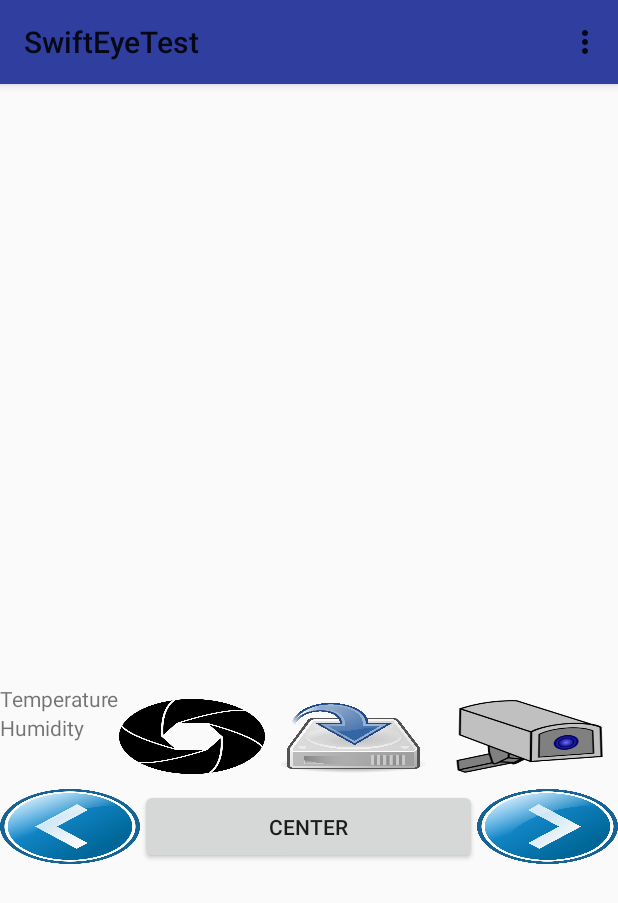
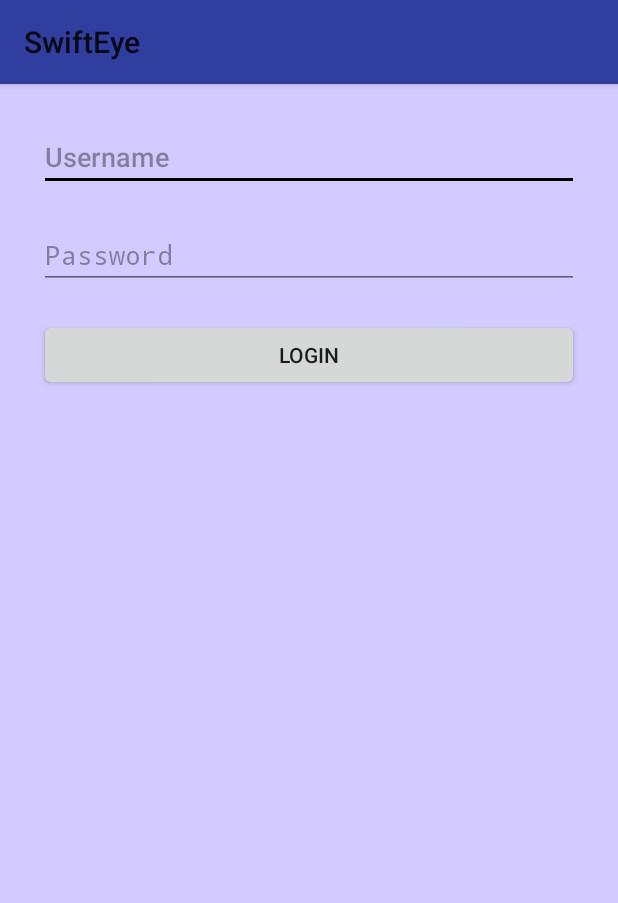
Before and after one commit to jaianshu12/SwiftEyeTest, an Android app: the screen it shows after launch (MainActivity before the commit, LoginActivity after it), on a phone screen of 412 x 824 dp. Shown: the top 903 px of the screen. Run offline under Robolectric (Android 15) with nearby library versions, the phone set to English and light mode, and no system bars; 2 statements that could not run were skipped.

Commit message:
2nd commit

```diff
--- a/SwiftEyeTest/app/src/main/java/com/example/jaianshu/swifteyetest/MainActivity.java
+++ b/SwiftEyeTest/app/src/main/java/com/example/jaianshu/swifteyetest/MainActivity.java
@@ -1,7 +1,7 @@
 package com.example.jaianshu.swifteyetest;
 
-import android.app.ActionBar;
 import android.app.Activity;
+import android.app.Dialog;
 import android.content.BroadcastReceiver;
 import android.content.Context;
 import android.content.Intent;
@@ -12,7 +12,6 @@ import android.graphics.BitmapFactory;
 import android.os.AsyncTask;
 import android.os.Environment;
 import android.support.v4.content.LocalBroadcastManager;
-import android.support.v7.app.AppCompatActivity;
 import android.os.Bundle;
 import android.util.Log;
 import android.view.GestureDetector;
@@ -46,22 +45,26 @@ import java.util.regex.Pattern;
 
 import org.apache.http.HttpResponse;
 import org.apache.http.HttpStatus;
-import org.apache.http.NameValuePair;
 import org.apache.http.client.ClientProtocolException;
 import org.apache.http.client.HttpClient;
-import org.apache.http.client.entity.UrlEncodedFormEntity;
 import org.apache.http.client.methods.HttpPost;
 import org.apache.http.impl.client.DefaultHttpClient;
-import org.apache.http.message.BasicNameValuePair;
 
 
 public class MainActivity extends Activity  implements View.OnClickListener
 {
+
+    //    Intent intent = new Intent(this, LoginActivity.class);
+//    @Override
+//    public void startActivity(Intent intent) {
+//        super.startActivity(intent);
+//    }
     SharedPreferences pref; //Stores your application preferences
     SharedPreferences.Editor editor;
     Button nextImage, prevImage, tempBtn, humidityBtn, cameraBtn, burstBtn, moveLeftBtn, moveRightBtn, moveCenterBtn,saveBtn,motionBtn;
     ImageView image;
     Bitmap bmp;
+    Dialog dialogContact;
     TextView txtTemp,txtHumid;
     int count=0;
     static boolean motionFlag=false;
@@ -77,6 +80,7 @@ public class MainActivity extends Activity  implements View.OnClickListener
 //    TouchImageView img = (TouchImageView) findViewById(R.id.img);
 
 
+
     @Override
     protected void onStart() {
         super.onStart();
@@ -90,9 +94,7 @@ public class MainActivity extends Activity  implements View.OnClickListener
     @Override
     protected void onCreate(Bundle savedInstanceState) {
         super.onCreate(savedInstanceState);
-        Log.i(TAG,"11111");
         setContentView(R.layout.activity_main);
-        Log.i(TAG,"333333333");
         txtTemp = (TextView)findViewById(R.id.txtTemperature);
         txtHumid = (TextView)findViewById(R.id.txtHumidity);
         prevImage = (Button)findViewById(R.id.prevImageBtn);
@@ -126,6 +128,9 @@ public class MainActivity extends Activity  implements View.OnClickListener
         pref = getApplicationContext().getSharedPreferences("MyPref", MODE_PRIVATE);
         editor=pref.edit();
 
+
+        boolean ftc = first_time_check();
+        initializeImageView();
         /*ActionBar actionBar = getActionBar();
         actionBar.show();*/
         //Initializing our broadcast receiver
@@ -257,10 +262,23 @@ public class MainActivity extends Activity  implements View.OnClickListener
     }
 
     //Registering receiver on activity resume
+    private boolean first_time_check() {
+        SharedPreferences sp = getSharedPreferences("myPrefs", Context.MODE_PRIVATE);
+        String first = sp.getString("entered_username", null);
+        if((first == null)){
+            Intent i = new Intent(this, LoginActivity.class);
+            startActivity(i);
+        }
+        return false;
+    }
+    public void initializeImageView(){
+        image.setImageResource(R.drawable.wait);
+    }
     @Override
     protected void onResume() {
         super.onResume();
         Log.w("MainActivity", "onResume");
+        first_time_check();
         LocalBroadcastManager.getInstance(this).registerReceiver(mRegistrationBroadcastReceiver,
                 new IntentFilter(GCMRegistrationIntentService.REGISTRATION_SUCCESS));
         LocalBroadcastManager.getInstance(this).registerReceiver(mRegistrationBroadcastReceiver,
@@ -638,11 +656,45 @@ public class MainActivity extends Activity  implements View.OnClickListener
                 //myIntent.putExtra("key", value); //Optional parameters
                 startActivity(myIntent);
                 break;
+            case R.id.help:
+                Intent myHelpIntent = new Intent(MainActivity.this, HelpActivity.class);
+                //myIntent.putExtra("key", value); //Optional parameters
+                startActivity(myHelpIntent);
+                break;
+            case R.id.contact:
+                openContactUsDialog();
+                break;
+            case R.id.logout:
+                Intent myLogoutIntent = new Intent(MainActivity.this, LogoutActivity.class);
+                startActivity(myLogoutIntent);
+                break;
             default:
                 break;
         }
         return true;
     }
+
+    public void openContactUsDialog() {
+        final Dialog dialog = new Dialog(this); // Context, this, etc.
+        dialog.setContentView(R.layout.dialog_contact);
+        dialog.setTitle("Contact Us");
+        dialog.setCancelable(false);
+        dialog.setCanceledOnTouchOutside(false);
+        dialog.show();
+        Button dialogButton = (Button) dialog.findViewById(R.id.dialog_ok);
+        // if button is clicked, close the custom dialog
+        dialogButton.setOnClickListener(new View.OnClickListener() {
+            @Override
+            public void onClick(View v) {
+                new Thread() {
+                    public void run() {
+                        dialog.dismiss();
+                    }
+                }.start();
+            }
+        });
+    }
+
 
     private BroadcastReceiver mMessageReceiver = new BroadcastReceiver() {
         @Override
--- /dev/null
+++ b/SwiftEyeTest/app/src/main/res/layout/activity_login.xml
@@ -0,0 +1,52 @@
+<?xml version="1.0" encoding="utf-8"?>
+<LinearLayout xmlns:android="http://schemas.android.com/apk/res/android"
+    android:orientation="vertical" android:layout_width="match_parent"
+    android:layout_height="match_parent"
+    android:paddingLeft="@dimen/activity_horizontal_margin"
+    android:paddingRight="@dimen/activity_horizontal_margin"
+    android:paddingTop="@dimen/activity_vertical_margin"
+    android:paddingBottom="@dimen/activity_vertical_margin"
+    android:theme="@style/AppTheme"
+    android:background="#7891d9"
+    android:backgroundTint="#5b3a3a"
+    android:backgroundTintMode="add"
+    android:baselineAligned="false"
+    >
+
+
+    <EditText
+        android:hint="Username"
+        android:layout_width="match_parent"
+        android:layout_height="wrap_content"
+        android:id="@+id/etUserName"
+        android:layout_margin="10dp"
+        />
+
+
+    <EditText
+        android:layout_width="match_parent"
+        android:layout_height="wrap_content"
+        android:hint="Password"
+        android:inputType="textPassword"
+        android:id="@+id/etPassword"
+        android:layout_margin="10dp"
+        />
+
+
+    <Button
+        android:layout_width="match_parent"
+        android:layout_height="wrap_content"
+        android:text="Login"
+        android:id="@+id/btnLogin"
+        android:layout_margin="10dp"
+        />
+
+    <ImageView  xmlns:android="http://schemas.android.com/apk/res/android"
+        android:id="@+id/logoView"
+        android:layout_height="250dp"
+        android:layout_width="250dp"
+        android:layout_margin="10dp"
+        android:layout_gravity="center_horizontal" />
+
+
+</LinearLayout>
--- a/SwiftEyeTest/app/src/main/res/layout/activity_main.xml
+++ b/SwiftEyeTest/app/src/main/res/layout/activity_main.xml
@@ -24,9 +24,11 @@
         <ImageView  xmlns:android="http://schemas.android.com/apk/res/android"
             android:id="@+id/imageView"
             android:layout_width="match_parent"
-            android:layout_gravity="center_vertical"
-            android:layout_height="400dp"
+            android:layout_height="fill_parent"
             android:layout_weight="10"
+            android:layout_marginLeft="2dp"
+            android:layout_marginRight="2dp"
+            android:background="@android:color/black"
             />
 
         <Button
@@ -94,7 +96,7 @@
             android:layout_height="50dp"
             android:text=""
             android:layout_gravity="center_vertical|right"
-            android:layout_margin="10dp"
+            android:layout_margin="5dp"
             android:layout_weight="1"/>
 
         <Button
@@ -104,13 +106,15 @@
             android:layout_height="50dp"
             android:text=""
             android:layout_gravity="center_vertical|right"
-            android:layout_margin="10dp"
+            android:layout_margin="5dp"
             android:layout_weight="1"/>
     </LinearLayout>
 
     <LinearLayout android:layout_width="match_parent"
         android:layout_height="match_parent"
-        android:orientation="horizontal" >
+        android:orientation="horizontal"
+        android:layout_marginBottom="3dp"
+        >
         <Button
             android:id="@+id/moveLeftBtn"
             android:background="@drawable/left"
--- a/SwiftEyeTest/app/src/main/res/layout/activity_motion.xml
+++ b/SwiftEyeTest/app/src/main/res/layout/activity_motion.xml
@@ -14,5 +14,7 @@
         android:layout_width="match_parent"
         android:layout_gravity="center_vertical"
         android:layout_height="300dp"
+        android:layout_margin="10dp"
         />
+
 </LinearLayout>
--- a/SwiftEyeTest/app/src/main/res/menu/mainmenu.xml
+++ b/SwiftEyeTest/app/src/main/res/menu/mainmenu.xml
@@ -5,13 +5,13 @@
         android:id="@+id/action_settings"
         android:icon="@drawable/settings"
         android:title="Settings"
-        app:showAsAction="always"  />
+        app:showAsAction="never"  />
 
     <item
         android:id="@+id/action_live"
         android:icon="@drawable/settings"
-        android:title="Live!!!"
-        app:showAsAction="always"  />
+        android:title="Live Storage"
+        app:showAsAction="never"  />
 
     <item
         android:id="@+id/help"
@@ -21,5 +21,9 @@
         android:id="@+id/contact"
         android:title="Contact Us"
         app:showAsAction="never"  />
+    <item
+        android:id="@+id/logout"
+        android:title="Logout"
+        app:showAsAction="never"  />
 
 </menu>
--- a/SwiftEyeTest/app/src/main/res/values/colors.xml
+++ b/SwiftEyeTest/app/src/main/res/values/colors.xml
@@ -1,6 +1,6 @@
 <?xml version="1.0" encoding="utf-8"?>
 <resources>
-    <color name="colorPrimary">#3F51B5</color>
+    <color name="colorPrimary">#5968b9</color>
     <color name="colorPrimaryDark">#303F9F</color>
     <color name="colorAccent">#FF4081</color>
     <color name="transparent" type="color">#FFFFFF</color>
--- a/SwiftEyeTest/app/src/main/res/values/styles.xml
+++ b/SwiftEyeTest/app/src/main/res/values/styles.xml
@@ -6,6 +6,10 @@
         <item name="colorPrimary">@color/colorPrimary</item>
         <item name="colorPrimaryDark">@color/colorPrimaryDark</item>
         <item name="colorAccent">@color/colorAccent</item>
+        <item name="android:windowTitleBackgroundStyle">@style/WindowTitleBackground</item>
     </style>
-
+    <style name="WindowTitleBackground">
+        <item name="android:background">@android:color/black</item>
+        <item name="android:textColor">@android:color/holo_blue_light</item>
+    </style>
 </resources>
```
Also changed, not shown: SwiftEyeTest/app/src/main/AndroidManifest.xml (+24 -16 lines), SwiftEyeTest/app/src/main/java/com/example/jaianshu/swifteyetest/HelpActivity.java (added, +13 -0 lines), SwiftEyeTest/app/src/main/java/com/example/jaianshu/swifteyetest/LoginActivity.java (added, +122 -0 lines), SwiftEyeTest/app/src/main/java/com/example/jaianshu/swifteyetest/LogoutActivity.java (added, +30 -0 lines), SwiftEyeTest/app/src/main/java/com/example/jaianshu/swifteyetest/MotionActivity.java (+33 -3 lines), SwiftEyeTest/app/src/main/res/layout/activity_help.xml (added, +22 -0 lines), SwiftEyeTest/app/src/main/res/layout/activity_logout.xml (added, +22 -0 lines), SwiftEyeTest/app/src/main/res/layout/dialog_contact.xml (added, +29 -0 lines), SwiftEyeTest/app/src/main/res/layout/dialog_settime.xml (+34 -12 lines), SwiftEyeTest/app/src/main/res/values/strings.xml (+28 -1 lines), SwiftEyeTest/app/src/main/res/drawable/noimagefound.jpg (added), SwiftEyeTest/app/src/main/res/drawable/wait.png (added), 1 other file.
